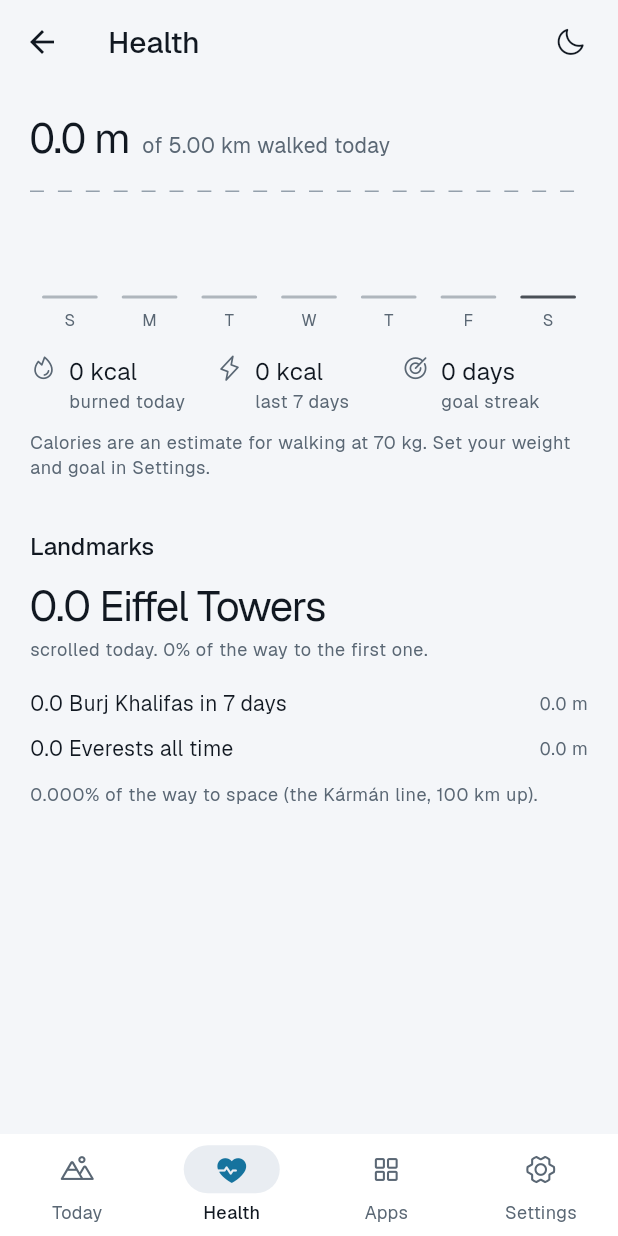
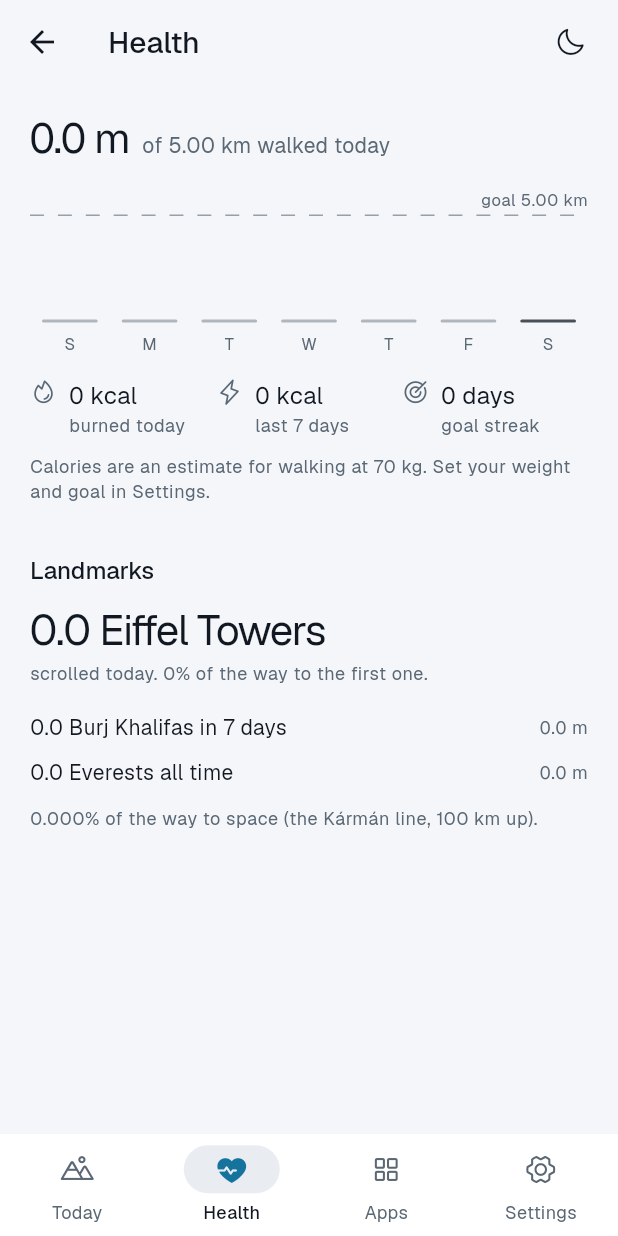
Before and after one commit to lebaaar/doomwalk, a Flutter app: the HomeScreen screen opened directly, item 2 of the bottom bar chosen, on a phone screen of 412 x 824 dp. Run offline on Flutter 3.47's test engine with Material 3 defaults, Android fonts, the phone set to English and light mode, and no system bars; our stand-ins replace flutter_riverpod, pedometer, permission_handler, share_plus, sqflite; missing offline and left inert: home_widget; accounts and stored records are empty; project files that could hold a hidden picture were left out.

Commit message:
Health chart: stop clipping the goal label
The goal label sat above the chart's box whenever the goal was the
week's peak, so the default view never showed it.

Co-Authored-By: Claude Opus 5.5 <noreply@anthropic.com>
Claude-Session: https://claude.ai/code/session_01VuuPe1ZfiaRus7cUJhEEFG

```diff
--- a/lib/ui/home_screen.dart
+++ b/lib/ui/home_screen.dart
@@ -300,8 +300,9 @@ class _Health extends StatelessWidget {
       ),
       const SizedBox(height: 16),
       // Seven days, oldest left. The dashed line is the daily goal.
+      // 72 px of bars + 20 px of day labels + headroom for the goal label.
       SizedBox(
-        height: 96,
+        height: 112,
         child: LayoutBuilder(builder: (context, box) {
           final goalY = peak <= 0 ? 0.0 : 72 * goal / peak;
           return Stack(children: [
```
Also changed, not shown: 1 other file.
